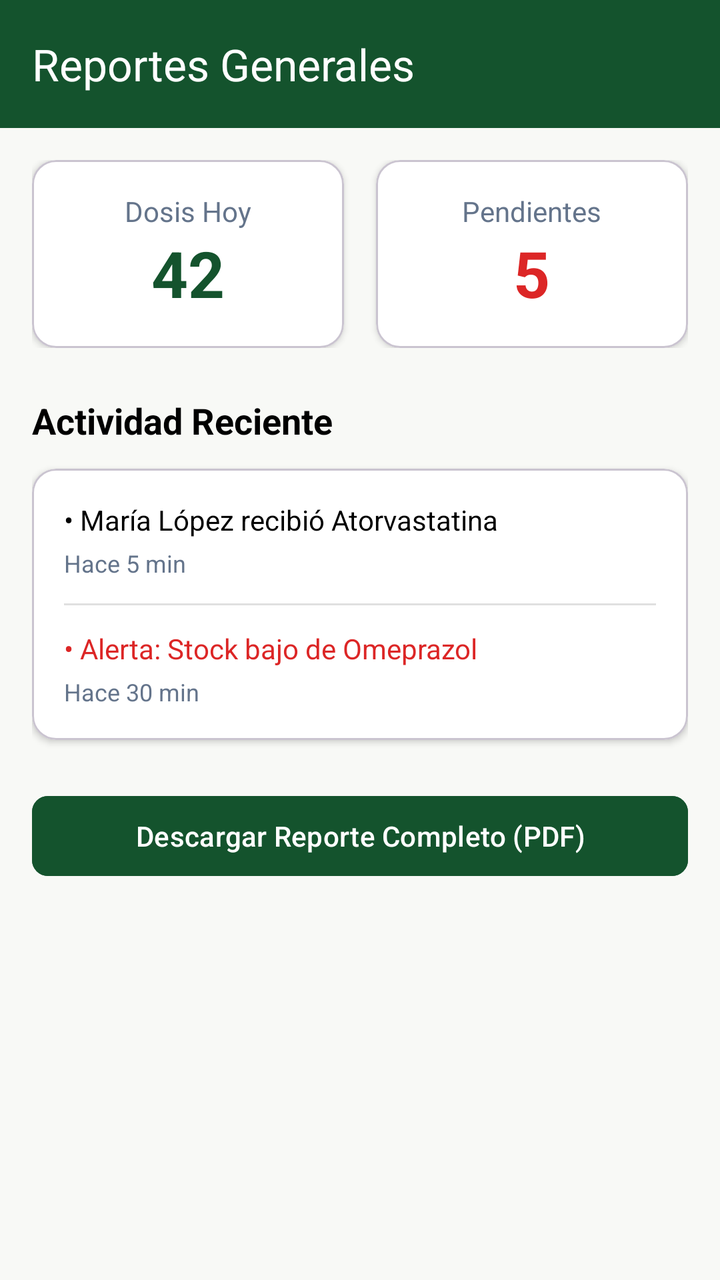
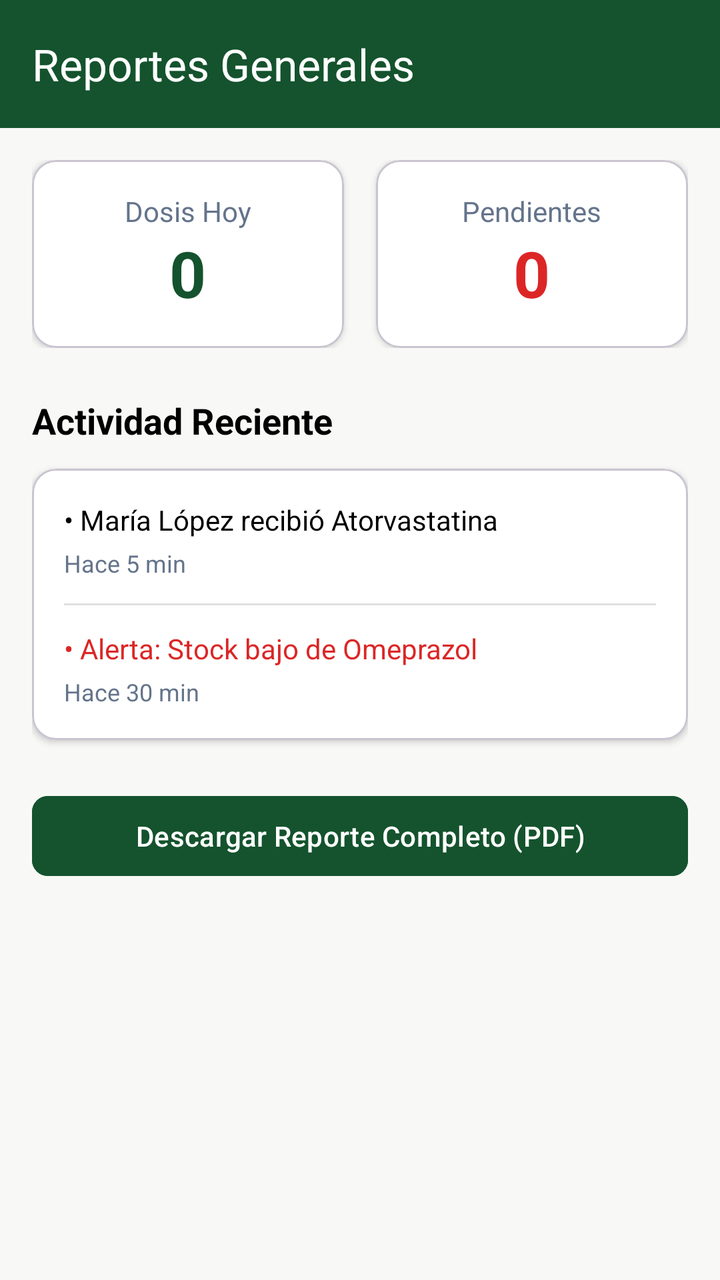

Before-and-after screenshots of an Android layout around one commit, followed by the original layout XML and the change that was made.
<!-- AndroidManifest.xml: application theme Theme.ControlDeMedicamentos -->
<!-- res/layout/activity_reportes.xml -->
<?xml version="1.0" encoding="utf-8"?>
<LinearLayout xmlns:android="http://schemas.android.com/apk/res/android"
    xmlns:app="http://schemas.android.com/apk/res-auto"
    android:layout_width="match_parent"
    android:layout_height="match_parent"
    android:orientation="vertical"
    android:background="@color/bg_screen">

    <androidx.appcompat.widget.Toolbar
        android:id="@+id/toolbar"
        android:layout_width="match_parent"
        android:layout_height="?attr/actionBarSize"
        android:background="@color/primary_green"
        app:title="Reportes Generales"
        app:titleTextColor="@color/white" />

    <androidx.core.widget.NestedScrollView
        android:layout_width="match_parent"
        android:layout_height="match_parent"
        android:fillViewport="true">

        <LinearLayout
            android:layout_width="match_parent"
            android:layout_height="wrap_content"
            android:orientation="vertical"
            android:padding="16dp">

            
            <LinearLayout
                android:layout_width="match_parent"
                android:layout_height="wrap_content"
                android:orientation="horizontal"
                android:layout_marginBottom="24dp">

                <com.google.android.material.card.MaterialCardView
                    android:layout_width="0dp"
                    android:layout_height="wrap_content"
                    android:layout_weight="1"
                    android:layout_marginEnd="8dp"
                    app:cardCornerRadius="12dp"
                    app:cardElevation="2dp"
                    app:cardBackgroundColor="@color/white">

                    <LinearLayout
                        android:layout_width="match_parent"
                        android:layout_height="wrap_content"
                        android:orientation="vertical"
                        android:padding="16dp"
                        android:gravity="center">

                        <TextView
                            android:layout_width="wrap_content"
                            android:layout_height="wrap_content"
                            android:text="Dosis Hoy"
                            android:textColor="@color/text_grey"
                            android:textSize="14sp"/>
                        <TextView
                            android:layout_width="wrap_content"
                            android:layout_height="wrap_content"
                            android:text="42"
                            android:textColor="@color/primary_green"
                            android:textSize="32sp"
                            android:textStyle="bold"/>
                    </LinearLayout>
                </com.google.android.material.card.MaterialCardView>

                <com.google.android.material.card.MaterialCardView
                    android:layout_width="0dp"
                    android:layout_height="wrap_content"
                    android:layout_weight="1"
                    android:layout_marginStart="8dp"
                    app:cardCornerRadius="12dp"
                    app:cardElevation="2dp"
                    app:cardBackgroundColor="@color/white">

                    <LinearLayout
                        android:layout_width="match_parent"
                        android:layout_height="wrap_content"
                        android:orientation="vertical"
                        android:padding="16dp"
                        android:gravity="center">

                        <TextView
                            android:layout_width="wrap_content"
                            android:layout_height="wrap_content"
                            android:text="Pendientes"
                            android:textColor="@color/text_grey"
                            android:textSize="14sp"/>
                        <TextView
                            android:layout_width="wrap_content"
                            android:layout_height="wrap_content"
                            android:text="5"
                            android:textColor="@color/red_alert_text"
                            android:textSize="32sp"
                            android:textStyle="bold"/>
                    </LinearLayout>
                </com.google.android.material.card.MaterialCardView>
            </LinearLayout>

            <TextView
                android:layout_width="wrap_content"
                android:layout_height="wrap_content"
                android:text="Actividad Reciente"
                android:textSize="18sp"
                android:textStyle="bold"
                android:textColor="@color/black"
                android:layout_marginBottom="12dp"/>

            
            <com.google.android.material.card.MaterialCardView
                android:layout_width="match_parent"
                android:layout_height="wrap_content"
                app:cardCornerRadius="12dp"
                app:cardElevation="2dp"
                app:cardBackgroundColor="@color/white">

                <LinearLayout
                    android:layout_width="match_parent"
                    android:layout_height="wrap_content"
                    android:orientation="vertical"
                    android:padding="16dp">

                    <TextView
                        android:layout_width="match_parent"
                        android:layout_height="wrap_content"
                        android:text="• María López recibió Atorvastatina"
                        android:textColor="@color/black"
                        android:textSize="14sp"
                        android:layout_marginBottom="4dp"/>
                    <TextView
                        android:layout_width="match_parent"
                        android:layout_height="wrap_content"
                        android:text="Hace 5 min"
                        android:textColor="@color/text_grey"
                        android:textSize="12sp"
                        android:layout_marginBottom="12dp"/>

                    <View
                        android:layout_width="match_parent"
                        android:layout_height="1dp"
                        android:background="#E0E0E0"
                        android:layout_marginBottom="12dp"/>

                    <TextView
                        android:layout_width="match_parent"
                        android:layout_height="wrap_content"
                        android:text="• Alerta: Stock bajo de Omeprazol"
                        android:textColor="@color/red_alert_text"
                        android:textSize="14sp"
                        android:layout_marginBottom="4dp"/>
                    <TextView
                        android:layout_width="match_parent"
                        android:layout_height="wrap_content"
                        android:text="Hace 30 min"
                        android:textColor="@color/text_grey"
                        android:textSize="12sp"/>

                </LinearLayout>
            </com.google.android.material.card.MaterialCardView>

            <com.google.android.material.button.MaterialButton
                android:layout_width="match_parent"
                android:layout_height="wrap_content"
                android:layout_marginTop="24dp"
                android:text="Descargar Reporte Completo (PDF)"
                app:cornerRadius="8dp"
                android:backgroundTint="@color/primary_green"/>

        </LinearLayout>
    </androidx.core.widget.NestedScrollView>
</LinearLayout>
<!-- resources referenced by this layout -->
<resources>
  <color name="bg_screen">#F8F9F6</color>
  <color name="black">#FF000000</color>
  <color name="primary_green">#14532D</color>
  <color name="red_alert_text">#DC2626</color>
  <color name="text_grey">#64748B</color>
  <color name="white">#FFFFFFFF</color>
  <style name="Theme.ControlDeMedicamentos" parent="Base.Theme.ControlDeMedicamentos" />
  <style name="Base.Theme.ControlDeMedicamentos" parent="Theme.Material3.DayNight.NoActionBar">
          
          
      </style>
</resources>

<!-- the commit's change to res/layout/activity_reportes.xml (unified diff, before → after) -->
@@ -25,7 +25,6 @@
             android:orientation="vertical"
             android:padding="16dp">
 
-            
             <LinearLayout
                 android:layout_width="match_parent"
                 android:layout_height="wrap_content"
@@ -55,9 +54,10 @@
                             android:textColor="@color/text_grey"
                             android:textSize="14sp"/>
                         <TextView
+                            android:id="@+id/tvReporteDosisHoy"
                             android:layout_width="wrap_content"
                             android:layout_height="wrap_content"
-                            android:text="42"
+                            android:text="0"
                             android:textColor="@color/primary_green"
                             android:textSize="32sp"
                             android:textStyle="bold"/>
@@ -87,9 +87,10 @@
                             android:textColor="@color/text_grey"
                             android:textSize="14sp"/>
                         <TextView
+                            android:id="@+id/tvReportePendientes"
                             android:layout_width="wrap_content"
                             android:layout_height="wrap_content"
-                            android:text="5"
+                            android:text="0"
                             android:textColor="@color/red_alert_text"
                             android:textSize="32sp"
                             android:textStyle="bold"/>
@@ -106,7 +107,6 @@
                 android:textColor="@color/black"
                 android:layout_marginBottom="12dp"/>
 
-            
             <com.google.android.material.card.MaterialCardView
                 android:layout_width="match_parent"
                 android:layout_height="wrap_content"
@@ -115,6 +115,7 @@
                 app:cardBackgroundColor="@color/white">
 
                 <LinearLayout
+                    android:id="@+id/llContenedorActividad"
                     android:layout_width="match_parent"
                     android:layout_height="wrap_content"
                     android:orientation="vertical"
@@ -159,10 +160,12 @@
             </com.google.android.material.card.MaterialCardView>
 
             <com.google.android.material.button.MaterialButton
+                android:id="@+id/btnDescargarPdf"
                 android:layout_width="match_parent"
                 android:layout_height="wrap_content"
                 android:layout_marginTop="24dp"
                 android:text="Descargar Reporte Completo (PDF)"
+                android:textAllCaps="false"
                 app:cornerRadius="8dp"
                 android:backgroundTint="@color/primary_green"/>
 
